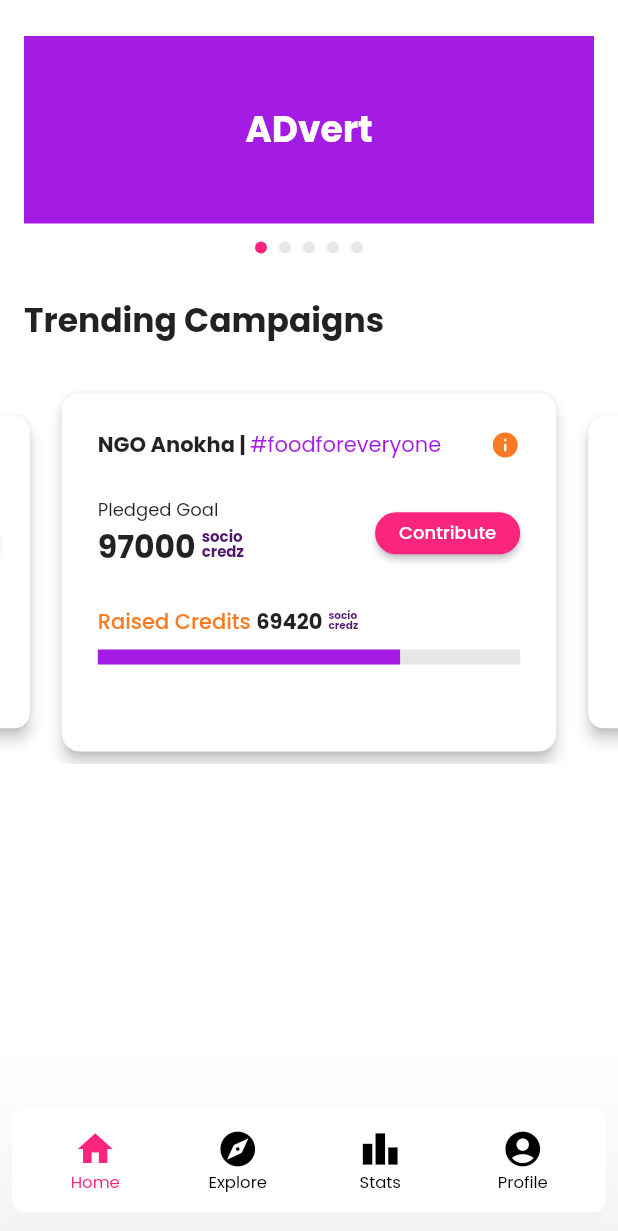
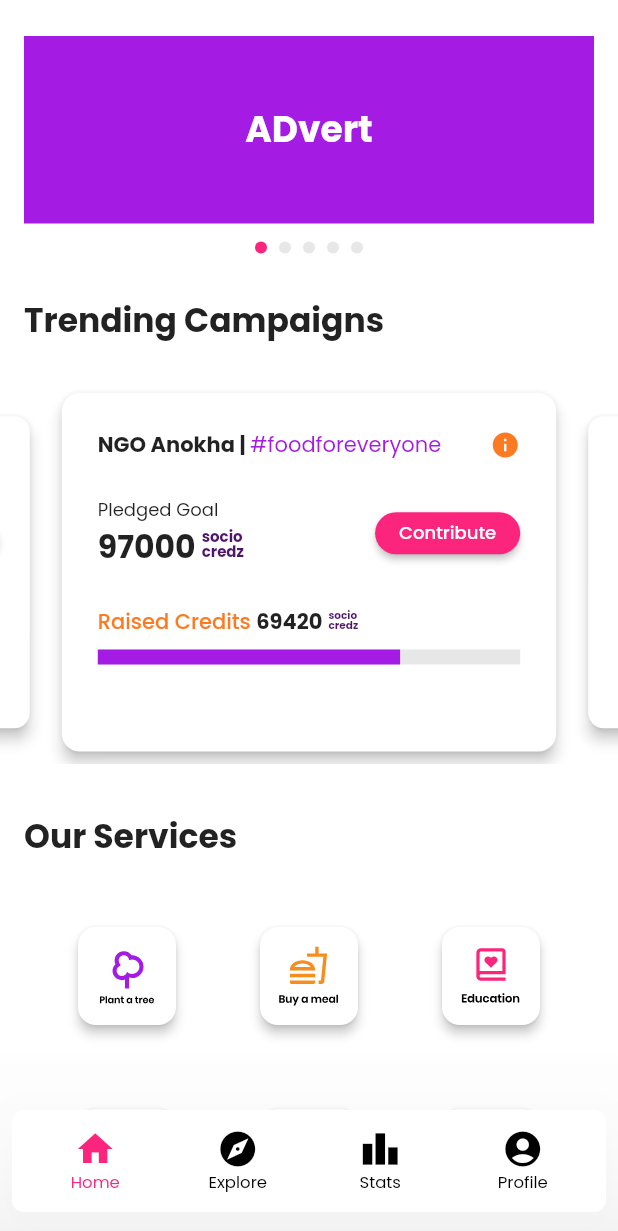
Before and after one commit to TeamRekursion/sociocredz-app, a Flutter app: the ContainerScreen screen opened directly, on a phone screen of 412 x 824 dp. Shown: the top 1231 px of the screen. Run offline on Flutter 3.47's test engine with Material 2 defaults, Android fonts, the phone set to English and light mode, and no system bars; drawn by our look-alikes of carousel_slider, floating_bottom_navigation_bar, smooth_page_indicator; our stand-ins replace flutter_svg, get, qr_flutter; missing offline and left inert: expansion_card.

Commit message:
feat(home): add services

```diff
--- a/lib/presentation/screens/main/home_screen.dart
+++ b/lib/presentation/screens/main/home_screen.dart
@@ -1,5 +1,6 @@
 import 'package:carousel_slider/carousel_slider.dart';
 import 'package:flutter/material.dart';
+import 'package:flutter_svg/flutter_svg.dart';
 import 'package:smooth_page_indicator/smooth_page_indicator.dart';
 import 'package:sociocredz/presentation/animations/show_up.dart';
 import 'package:sociocredz/presentation/themes/theme.dart';
@@ -112,6 +113,117 @@ class _HomeScreenState extends State<HomeScreen> {
                   ],
                 ),
               ),
+              SizedBox(height: 16),
+              Container(
+                alignment: Alignment.centerLeft,
+                margin: EdgeInsets.all(16),
+                child: Text(
+                  "Our Services",
+                  style: TextStyle(
+                    fontSize: 22,
+                    fontWeight: FontWeight.bold,
+                  ),
+                ),
+              ),
+              GridView.count(
+                crossAxisCount: 3,
+                shrinkWrap: true,
+                padding: EdgeInsets.symmetric(horizontal: 24),
+                physics: NeverScrollableScrollPhysics(),
+                children: [
+                  Container(
+                    margin: EdgeInsets.all(24),
+                    height: 30,
+                    width: 30,
+                    child: Card(
+                      elevation: 3,
+                      child: Container(
+                        margin: EdgeInsets.all(12),
+                        child: SvgPicture.asset("assets/images/PlantTree.svg"),
+                      ),
+                      shape: RoundedRectangleBorder(
+                        borderRadius: radius12,
+                      ),
+                    ),
+                  ),
+                  Container(
+                    margin: EdgeInsets.all(24),
+                    height: 30,
+                    width: 30,
+                    child: Card(
+                      elevation: 3,
+                      child: Container(
+                        margin: EdgeInsets.all(12),
+                        child: SvgPicture.asset("assets/images/BuyMeal.svg"),
+                      ),
+                      shape: RoundedRectangleBorder(
+                        borderRadius: radius12,
+                      ),
+                    ),
+                  ),
+                  Container(
+                    margin: EdgeInsets.all(24),
+                    height: 30,
+                    width: 30,
+                    child: Card(
+                      elevation: 3,
+                      child: Container(
+                        margin: EdgeInsets.all(12),
+                        child: SvgPicture.asset("assets/images/Education.svg"),
+                      ),
+                      shape: RoundedRectangleBorder(
+                        borderRadius: radius12,
+                      ),
+                    ),
+                  ),
+                  Container(
+                    margin: EdgeInsets.all(24),
+                    height: 30,
+                    width: 30,
+                    child: Card(
+                      elevation: 3,
+                      child: Container(
+                        margin: EdgeInsets.all(12),
+                        child: SvgPicture.asset("assets/images/Healthcare.svg"),
+                      ),
+                      shape: RoundedRectangleBorder(
+                        borderRadius: radius12,
+                      ),
+                    ),
+                  ),
+                  Container(
+                    margin: EdgeInsets.all(24),
+                    height: 30,
+                    width: 30,
+                    child: Card(
+                      elevation: 3,
+                      child: Container(
+                        margin: EdgeInsets.all(12),
+                        child: SvgPicture.asset("assets/images/Women.svg"),
+                      ),
+                      shape: RoundedRectangleBorder(
+                        borderRadius: radius12,
+                      ),
+                    ),
+                  ),
+                  Container(
+                    margin: EdgeInsets.all(24),
+                    height: 30,
+                    width: 30,
+                    child: Card(
+                      elevation: 3,
+                      child: Container(
+                        margin: EdgeInsets.all(12),
+                        child: SvgPicture.asset("assets/images/Blanket.svg"),
+                      ),
+                      shape: RoundedRectangleBorder(
+                        borderRadius: radius12,
+                      ),
+                    ),
+                  ),
+                ],
+              ),
+              SizedBox(height: 24),
             ],
           ),
         ),
```
Also changed, not shown: assets/images/Blanket.svg (added), assets/images/BuyMeal.svg (added), assets/images/Education.svg (added), assets/images/Healthcare.svg (added), assets/images/PlantTree.svg (added), assets/images/Women.svg (added).
